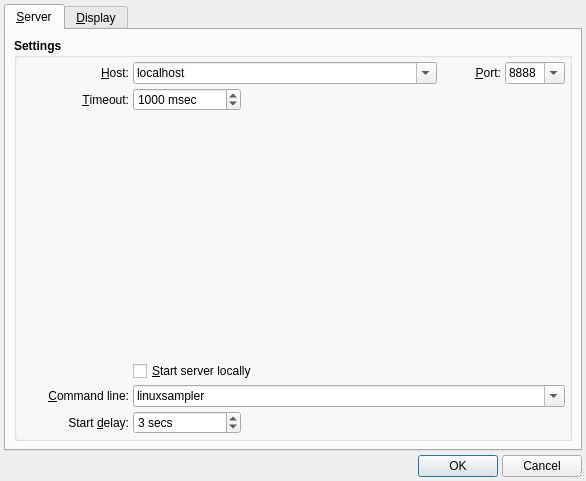
Old version of the form src/qsamplerOptionsForm.ui in the repository rncbc/qsampler.
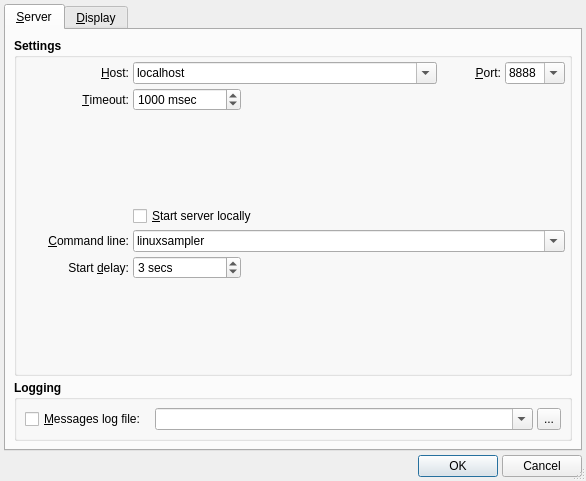
New version of the form. Icons and pictures are not drawn.

Commit message: * Messages file logging makes its first long overdue appearance,   with user configurable settings in View/Options.../Server/Logging.

Diff of the .ui file:
```diff
--- a/src/qsamplerOptionsForm.ui
+++ b/src/qsamplerOptionsForm.ui
@@ -404,7 +404,7 @@
             <property name="sizeHint" >
              <size>
               <width>20</width>
-              <height>80</height>
+              <height>20</height>
              </size>
             </property>
            </spacer>
@@ -489,6 +489,120 @@
             </property>
            </widget>
           </item>
+          <item row="6" column="1" >
+           <spacer>
+            <property name="orientation" >
+             <enum>Qt::Vertical</enum>
+            </property>
+            <property name="sizeType" >
+             <enum>QSizePolicy::Expanding</enum>
+            </property>
+            <property name="sizeHint" >
+             <size>
+              <width>20</width>
+              <height>20</height>
+             </size>
+            </property>
+           </spacer>
+          </item>
+         </layout>
+        </widget>
+       </item>
+       <item>
+        <widget class="QGroupBox" name="LoggingGroupBox" >
+         <property name="font" >
+          <font>
+           <weight>75</weight>
+           <bold>true</bold>
+          </font>
+         </property>
+         <property name="title" >
+          <string>Logging</string>
+         </property>
+         <property name="flat" >
+          <bool>true</bool>
+         </property>
+         <layout class="QGridLayout" >
+          <property name="margin" >
+           <number>8</number>
+          </property>
+          <property name="spacing" >
+           <number>4</number>
+          </property>
+          <item row="0" column="1" colspan="3" >
+           <widget class="QComboBox" name="MessagesLogPathComboBox" >
+            <property name="sizePolicy" >
+             <sizepolicy>
+              <hsizetype>7</hsizetype>
+              <vsizetype>0</vsizetype>
+              <horstretch>0</horstretch>
+              <verstretch>0</verstretch>
+             </sizepolicy>
+            </property>
+            <property name="font" >
+             <font>
+              <weight>50</weight>
+              <bold>false</bold>
+             </font>
+            </property>
+            <property name="toolTip" >
+             <string>Messages log file</string>
+            </property>
+            <property name="editable" >
+             <bool>true</bool>
+            </property>
+           </widget>
+          </item>
+          <item row="0" column="4" >
+           <widget class="QToolButton" name="MessagesLogPathToolButton" >
+            <property name="minimumSize" >
+             <size>
+              <width>22</width>
+              <height>22</height>
+             </size>
+            </property>
+            <property name="maximumSize" >
+             <size>
+              <width>24</width>
+              <height>24</height>
+             </size>
+            </property>
+            <property name="font" >
+             <font>
+              <weight>50</weight>
+              <bold>false</bold>
+             </font>
+            </property>
+            <property name="focusPolicy" >
+             <enum>Qt::TabFocus</enum>
+            </property>
+            <property name="toolTip" >
+             <string>Browse for the messages log file location</string>
+            </property>
+            <property name="text" >
+             <string>...</string>
+            </property>
+           </widget>
+          </item>
+          <item row="0" column="0" >
+           <widget class="QCheckBox" name="MessagesLogCheckBox" >
+            <property name="font" >
+             <font>
+              <weight>50</weight>
+              <bold>false</bold>
+             </font>
+            </property>
+            <property name="toolTip" >
+             <string>Whether to activate a messages logging to file.</string>
+            </property>
+            <property name="text" >
+             <string>&amp;Messages log file:</string>
+            </property>
+            <property name="shortcut" >
+             <string>Alt+M</string>
+            </property>
+           </widget>
+          </item>
          </layout>
         </widget>
        </item>
```
Left out of the diff: 5 changed lines with no effect on the pictures. The commit also changes 10 other files.
